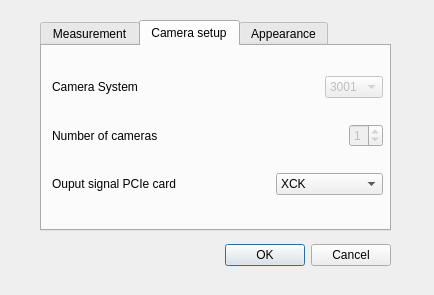
This is dialogsettings.ui in Entwicklungsburo-Stresing/EBST_CAM as Qt 5 draws it before an edit. The edited form follows.
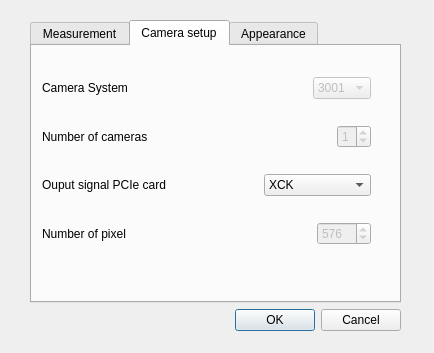
This is the edited form. The open tabs and pages were chosen to show the change.

Commit message:
Change invokation of loading camera data
Add slot loadCameraData() to MainWindow. Make class Lsc child of QObject. Add signals
measureStart, measureDone, blockStart, blockDone. Add setting pixels.

```diff
--- a/dialogsettings.ui
+++ b/dialogsettings.ui
@@ -7,37 +7,24 @@
     <x>0</x>
     <y>0</y>
     <width>434</width>
-    <height>295</height>
+    <height>353</height>
    </rect>
   </property>
   <property name="windowTitle">
    <string>Settings</string>
   </property>
-  <widget class="QDialogButtonBox" name="buttonBox">
+  <widget class="QWidget" name="">
    <property name="geometry">
     <rect>
      <x>30</x>
-     <y>240</y>
-     <width>361</width>
-     <height>31</height>
-    </rect>
-   </property>
-   <property name="orientation">
-    <enum>Qt::Horizontal</enum>
-   </property>
-   <property name="standardButtons">
-    <set>QDialogButtonBox::Cancel|QDialogButtonBox::Ok</set>
-   </property>
-  </widget>
-  <widget class="QTabWidget" name="tabWidget">
-   <property name="geometry">
-    <rect>
-     <x>40</x>
      <y>20</y>
-     <width>351</width>
-     <height>211</height>
+     <width>371</width>
+     <height>311</height>
     </rect>
    </property>
+   <layout class="QVBoxLayout" name="verticalLayout">
+    <item>
+     <widget class="QTabWidget" name="tabWidget">
    <property name="currentIndex">
     <number>0</number>
    </property>
@@ -142,16 +129,16 @@
     <attribute name="title">
      <string>Camera setup</string>
     </attribute>
-    <widget class="QWidget" name="layoutWidget">
+       <widget class="QWidget" name="">
      <property name="geometry">
       <rect>
        <x>10</x>
-       <y>10</y>
-       <width>331</width>
-       <height>161</height>
-      </rect>
-     </property>
-     <layout class="QVBoxLayout" name="verticalLayoutCameraSetup">
+          <y>11</y>
+          <width>329</width>
+          <height>211</height>
+         </rect>
+        </property>
+        <layout class="QVBoxLayout" name="verticalLayoutCamerasetup">
       <item>
        <layout class="QHBoxLayout" name="horizontalLayoutCameraSystem">
         <item>
@@ -342,6 +329,46 @@
         </item>
        </layout>
       </item>
+         <item>
+          <layout class="QHBoxLayout" name="horizontalLayout">
+           <item>
+            <widget class="QLabel" name="labelOutputPixel">
+             <property name="text">
+              <string>Number of pixel</string>
+             </property>
+            </widget>
+           </item>
+           <item>
+            <spacer name="horizontalSpacerPixel">
+             <property name="orientation">
+              <enum>Qt::Horizontal</enum>
+             </property>
+             <property name="sizeHint" stdset="0">
+              <size>
+               <width>40</width>
+               <height>20</height>
+              </size>
+             </property>
+            </spacer>
+           </item>
+           <item>
+            <widget class="QSpinBox" name="spinBoxPixel">
+             <property name="enabled">
+              <bool>false</bool>
+             </property>
+             <property name="minimum">
+              <number>1</number>
+             </property>
+             <property name="maximum">
+              <number>9999</number>
+             </property>
+             <property name="value">
+              <number>576</number>
+             </property>
+            </widget>
+           </item>
+          </layout>
+         </item>
      </layout>
     </widget>
    </widget>
@@ -399,6 +426,19 @@
      </layout>
     </widget>
    </widget>
+     </widget>
+    </item>
+    <item>
+     <widget class="QDialogButtonBox" name="buttonBox">
+      <property name="orientation">
+       <enum>Qt::Horizontal</enum>
+      </property>
+      <property name="standardButtons">
+       <set>QDialogButtonBox::Cancel|QDialogButtonBox::Ok</set>
+      </property>
+     </widget>
+    </item>
+   </layout>
   </widget>
  </widget>
  <resources/>
```
Lines whose indentation alone changed are shown as unchanged. The commit also changes 6 other files.
